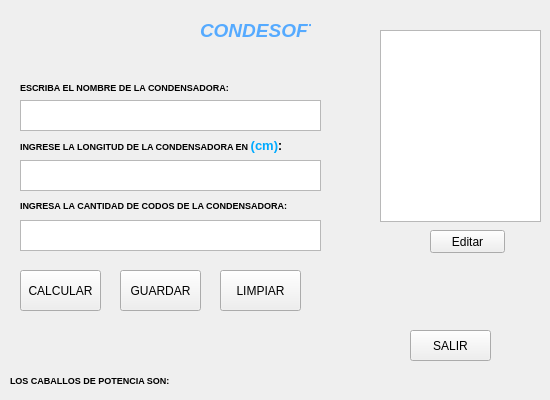
Above: GuyCondesadora.ui from juan-programer/GUY_PYTHON3_QTDESIGNER before the change. Below: the same form after it.
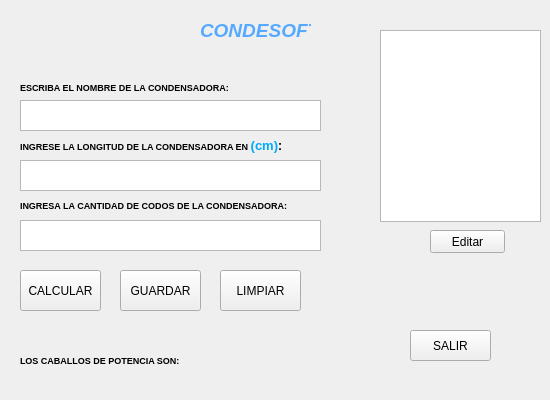
That is the form after the change.

Diff of the .ui file:
```diff
--- a/GuyCondesadora.ui
+++ b/GuyCondesadora.ui
@@ -60,9 +60,9 @@
   <widget class="QLabel" name="label_salida">
    <property name="geometry">
     <rect>
-     <x>10</x>
-     <y>370</y>
-     <width>511</width>
+     <x>20</x>
+     <y>350</y>
+     <width>311</width>
      <height>21</height>
     </rect>
    </property>
```
